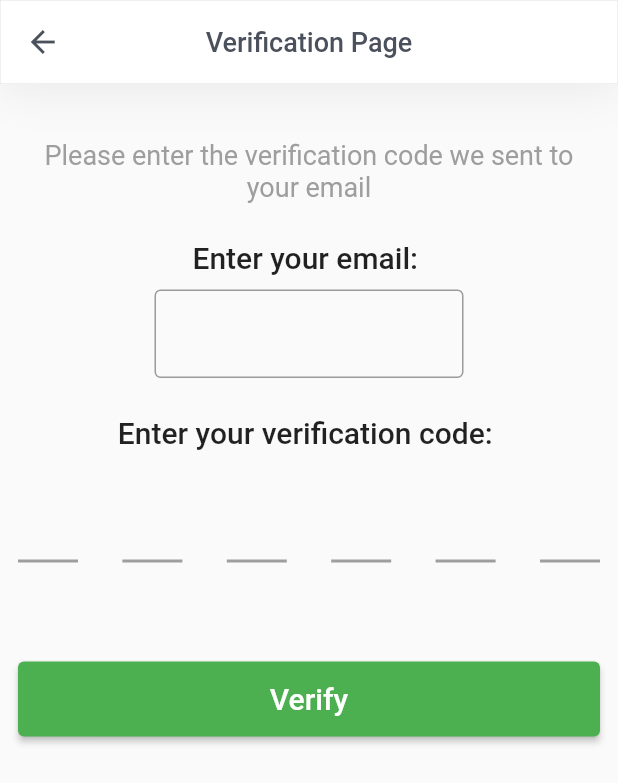
After one commit to talhabayburtlu/Bookie, a Flutter app: the screen it shows after launch, after a tap on "Enter your verification token!", on a phone screen of 412 x 824 dp. The commit adds this screen. Shown: the top 783 px of the screen. Run offline on Flutter 3.47's test engine with Material 2 defaults, Android fonts, the phone set to English and light mode, and no system bars; drawn by our look-alikes of pin_code_fields; our stand-ins replace auto_route, flutter_speed_dial, font_awesome_flutter, get_it, injectable, stacked and 1 more; missing offline and left inert: observable_ish; accounts and stored records are empty; Roboto replaces fonts that are missing (SFProRounded).

Commit message:
Added verification

```diff
--- a/bookie-app/lib/app/router.dart
+++ b/bookie-app/lib/app/router.dart
@@ -8,6 +8,7 @@ import 'package:bookie/views/post_details_view.dart';
 import 'package:bookie/views/register_view.dart';
 import 'package:bookie/views/splash_view.dart';
 import 'package:bookie/views/update_details_view.dart';
+import 'package:bookie/views/verification_view.dart';
 
 @MaterialAutoRouter(routes: [
   MaterialRoute(
@@ -38,5 +39,8 @@ import 'package:bookie/views/update_details_view.dart';
   MaterialRoute(
     page: ChangePasswordView,
   ),
+  MaterialRoute(
+    page: VerificationView,
+  ),
 ])
 class $Router {}
--- a/bookie-app/lib/services/post_service.dart
+++ b/bookie-app/lib/services/post_service.dart
@@ -77,11 +77,14 @@ class PostService {
 
   Future<bool> addComment(String content) async {
     try {
+      print(
+          "ownerId:${_ownLibrary ? _authService.user.id : _selectedPost.user.id} | bookId: ${_selectedBook.id} ");
       final res = await _httpService.post(path: "user/toComment", body: {
         'ownerId': _ownLibrary ? _authService.user.id : _selectedPost.user.id,
         'bookId': _selectedBook.id,
         'content': content
       });
+      print('PostService.addComment res: $res');
       if (res == null) {
         return false;
       }
--- a/bookie-app/lib/viewmodels/change_password_viewmodel.dart
+++ b/bookie-app/lib/viewmodels/change_password_viewmodel.dart
@@ -18,6 +18,7 @@ class ChangePasswordViewModel extends BaseViewModel {
       _snackbarService.showSnackbar(message: "Something went wrong!");
     } else {
       _navigationService.back();
+      _snackbarService.showSnackbar(message: "Password Updated!");
     }
     setBusy(false);
   }
--- a/bookie-app/lib/viewmodels/login_viewmodel.dart
+++ b/bookie-app/lib/viewmodels/login_viewmodel.dart
@@ -25,4 +25,8 @@ class LoginViewModel extends BaseViewModel {
   void register() {
     _navigationService.navigateTo(Routes.registerView);
   }
+
+  void verificationPage() {
+    _navigationService.navigateTo(Routes.verificationView);
+  }
 }
--- a/bookie-app/lib/viewmodels/register_viewmodel.dart
+++ b/bookie-app/lib/viewmodels/register_viewmodel.dart
@@ -33,8 +33,9 @@ class RegisterViewModel extends BaseViewModel {
       setBusy(false);
       return;
     }
-    _snackbarService.showSnackbar(message: "Successful!");
-    _navigationService.clearStackAndShow(Routes.homeView);
+    _snackbarService.showSnackbar(
+        message: "Successful! You need to verify your email");
+    _navigationService.navigateTo(Routes.verificationView);
     setBusy(false);
   }
 }
--- /dev/null
+++ b/bookie-app/lib/viewmodels/verification_viewmodel.dart
@@ -0,0 +1,42 @@
+import 'package:bookie/app/locator.dart';
+import 'package:bookie/app/router.gr.dart';
+import 'package:bookie/services/auth_service.dart';
+import 'package:stacked/stacked.dart';
+import 'package:stacked_services/stacked_services.dart';
+
+class VerificationViewModel extends BaseViewModel {
+  final _authService = locator<AuthService>();
+  final _snackbarService = locator<SnackbarService>();
+  final _navigationService = locator<NavigationService>();
+
+  int requiredLength = 6;
+  int enteredCodeLength = 0;
+  String code = "";
+
+  bool get isCodeShort => enteredCodeLength < requiredLength;
+
+  String get registerEmail => _authService.email;
+
+  void onUpdate(String value) {
+    enteredCodeLength = value.length;
+    code = value;
+    notifyListeners();
+  }
+
+  Future<void> verify(String email) async {
+    if (code.length != requiredLength) {
+      _snackbarService.showSnackbar(message: "Your code is too short!");
+      return;
+    }
+    final result =
+        await _authService.sendVerificationCode(token: code, email: email);
+
+    if (result is String || result == false) {
+      _snackbarService.showSnackbar(message: result);
+    } else {
+      _navigationService.clearStackAndShow(Routes.loginView);
+      _snackbarService.showSnackbar(
+          message: "Verification has been completed! You can Login ");
+    }
+  }
+}
--- a/bookie-app/lib/views/login_view.dart
+++ b/bookie-app/lib/views/login_view.dart
@@ -8,8 +8,8 @@ import 'package:stacked/stacked.dart';
 class LoginView extends StatelessWidget {
   final _formKey = GlobalKey<FormState>();
 
-  final _emailController = TextEditingController(text: "ahmet@ahmet.com");
-  final _passwordController = TextEditingController(text: "abc1234");
+  final _emailController = TextEditingController();
+  final _passwordController = TextEditingController();
 
   @override
   Widget build(BuildContext context) {
@@ -87,9 +87,25 @@ class LoginView extends StatelessWidget {
                         ),
                         verticalSpaceMedium,
                         FlatButton(
-                          child: Text("New here? Register!"),
+                          child: Text.rich(
+                            TextSpan(text: "New here? ", children: [
+                              TextSpan(
+                                  text: "Register!",
+                                  style: TextStyle(color: Colors.amber[800])),
+                            ]),
+                          ),
                           onPressed: () {
                             model.register();
+                          },
+                        ),
+                        verticalSpaceSmall,
+                        FlatButton(
+                          child: Text(
+                            "Enter your verification token!",
+                            style: TextStyle(color: Colors.grey),
+                          ),
+                          onPressed: () {
+                            model.verificationPage();
                           },
                         ),
                       ],
--- /dev/null
+++ b/bookie-app/lib/views/verification_view.dart
@@ -0,0 +1,143 @@
+import 'package:bookie/utils/ui_helpers.dart';
+import 'package:bookie/viewmodels/verification_viewmodel.dart';
+import 'package:bookie/widgets/global_appbar.dart';
+import 'package:flutter/material.dart';
+import 'package:pin_code_fields/pin_code_fields.dart';
+import 'package:stacked/stacked.dart';
+
+class VerificationView extends StatelessWidget {
+  final _emailController = TextEditingController();
+
+  final _formKey = GlobalKey<FormState>();
+
+  @override
+  Widget build(BuildContext context) {
+    return ViewModelBuilder<VerificationViewModel>.reactive(
+      viewModelBuilder: () => VerificationViewModel(),
+      onModelReady: (model) {
+        if (model.registerEmail != null) {
+          _emailController.text = model.registerEmail;
+        }
+      },
+      builder: (context, model, child) => Scaffold(
+        appBar: GlobalAppBar(
+          title: "Verification Page",
+        ),
+        body: SingleChildScrollView(
+          child: Form(
+            key: _formKey,
+            child: Container(
+              height: SizeConfig.screenHeight,
+              padding: EdgeInsets.all(12),
+              child: Column(
+                children: [
+                  verticalSpaceMedium,
+                  Text(
+                    "Please enter the verification code we sent to your email",
+                    textAlign: TextAlign.center,
+                    style: TextStyle(
+                        fontSize: FONT_SIZE_MEDIUM,
+                        fontWeight: FontWeight.w400,
+                        color: Colors.grey),
+                  ),
+                  verticalSpaceMedium,
+                  Text("Enter your email: ",
+                      style: TextStyle(
+                          fontSize: FONT_SIZE_LARGE,
+                          fontWeight: FontWeight.w500)),
+                  verticalSpaceSmall,
+                  Container(
+                    width: SizeConfig.screenWidth / 2,
+                    child: TextFormField(
+                      validator: (val) {
+                        if (val.isEmpty) {
+                          return "Email can't be empty";
+                        }
+                        if (val.contains("@") == false) {
+                          return "Email is not valid";
+                        }
+                        return null;
+                      },
+                      keyboardType: TextInputType.emailAddress,
+                      decoration: InputDecoration(
+                        border: OutlineInputBorder(
+                          borderRadius: BorderRadius.circular(4),
+                        ),
+                      ),
+                      expands: false,
+                      controller: _emailController,
+                    ),
+                  ),
+                  verticalSpaceMedium,
+                  Text(
+                    "Enter your verification code: ",
+                    style: TextStyle(
+                        fontSize: FONT_SIZE_LARGE, fontWeight: FontWeight.w500),
+                  ),
+                  verticalSpaceMedium,
+                  Container(
+                      child: PinCodeTextField(
+                    autovalidateMode: AutovalidateMode.onUserInteraction,
+                    validator: (val) {
+                      if (val.isEmpty) {
+                        return "Verification code is empty!";
+                      }
+                      if (val.length < model.requiredLength) {
+                        return "Verification code is too short";
+                      }
+                      return null;
+                    },
+                    appContext: context,
+                    length: 6,
+                    obscureText: false,
+                    animationType: AnimationType.fade,
+                    animationDuration: Duration(milliseconds: 300),
+                    keyboardType: TextInputType.text,
+                    pinTheme: PinTheme(
+                        shape: PinCodeFieldShape.underline,
+                        activeColor: blue,
+                        inactiveColor: Colors.grey,
+                        selectedColor: Theme.of(context).primaryColor),
+                    backgroundColor: Colors.transparent,
+                    textStyle: TextStyle(
+                      fontWeight: FontWeight.w400,
+                      fontSize: FONT_SIZE_LARGE,
+                      color: Theme.of(context).colorScheme.secondary,
+                    ),
+                    enableActiveFill: false,
+                    onCompleted: (value) {},
+                    onChanged: (String value) {
+                      model.onUpdate(value);
+                    },
+                  )),
+                  verticalSpaceMedium,
+                  verticalSpaceMedium,
+                  Container(
+                    height: 50,
+                    width: double.infinity,
+                    child: RaisedButton(
+                      shape: RoundedRectangleBorder(
+                          borderRadius: BorderRadius.circular(4)),
+                      child: Text(
+                        "Verify",
+                        style: TextStyle(
+                            color: Colors.white, fontSize: FONT_SIZE_LARGE),
+                      ),
+                      color: Colors.green,
+                      onPressed: () async {
+                        if (_formKey.currentState.validate() == false) {
+                          return;
+                        }
+                        await model.verify(_emailController.text);
+                      },
+                    ),
+                  ),
+                ],
+              ),
+            ),
+          ),
+        ),
+      ),
+    );
+  }
+}
--- a/bookie-app/pubspec.yaml
+++ b/bookie-app/pubspec.yaml
@@ -38,6 +38,7 @@ dependencies:
   font_awesome_flutter: ^9.0.0
   url_launcher: ^6.0.6
   intl: any
+  pin_code_fields: ^7.2.0
 
 dev_dependencies:
   flutter_test:
```
Also changed, not shown: bookie-app/lib/services/auth_service.dart (+32 -7 lines), bookie-app/lib/views/book_details_view.dart (+11 -4 lines), bookie-app/lib/views/change_password_view.dart (+9 -1 lines), bookie-app/lib/app/router.gr.dart, bookie-app/pubspec.lock.
